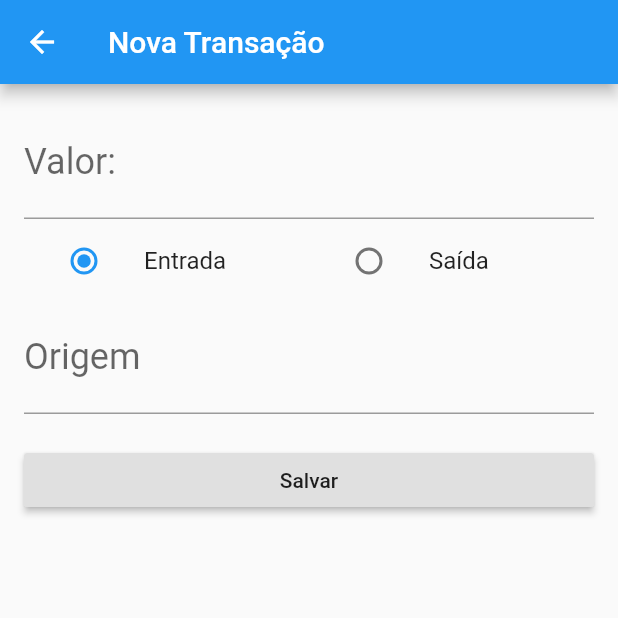
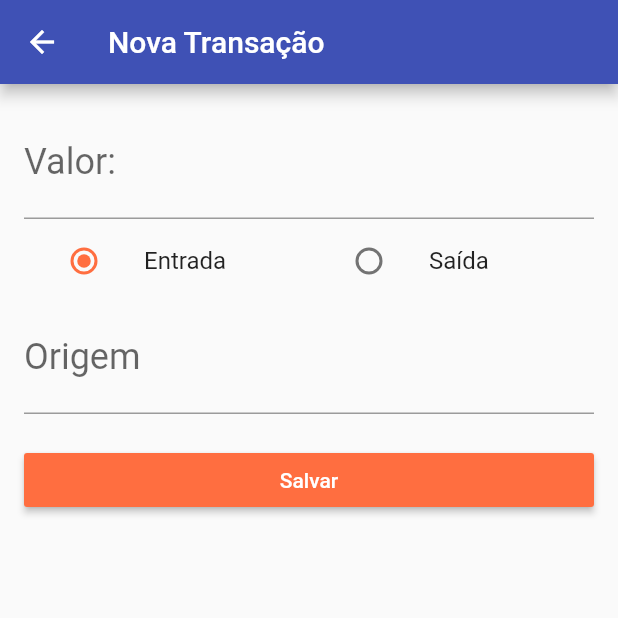
Before and after one commit to gabrielbmoro/pocketWalletApp, a Flutter app: the screen it shows after launch, after a tap on the "add" icon, on a phone screen of 412 x 824 dp, the top half of it. Run offline on Flutter 3.47's test engine with Material 2 defaults, Android fonts, the phone set to English and light mode, and no system bars; our stand-ins replace sqflite; accounts and stored records are empty.

Commit message:
Adding new colors

```diff
--- a/lib/main.dart
+++ b/lib/main.dart
@@ -20,7 +20,8 @@ class WalletPocketApp extends StatelessWidget {
         // or simply save your changes to "hot reload" in a Flutter IDE).
         // Notice that the counter didn't reset back to zero; the application
         // is not restarted.
-        primarySwatch: Colors.blue,
+        primaryColor: Colors.indigo,
+        accentColor: Colors.deepOrangeAccent,
       ),
       home: HomePage(),
     );
--- a/lib/presentation/transactionform/transaction_form.dart
+++ b/lib/presentation/transactionform/transaction_form.dart
@@ -46,43 +46,14 @@ class _NewTransactionState extends State<NewTransaction> {
                   fontSize: 24,
                 ),
               ),
-              Row(
-                children: <Widget>[
-                  Expanded(
-                    child: ListTile(
-                      title: const Text(INCOME),
-                      leading: Radio(
-                        value: TransactionType.INCOME,
-                        groupValue: _type,
-                        onChanged: (TransactionType value) {
-                          setState(() {
-                            _type = value;
-                          });
-                        },
-                      ),
-                    ),
-                  ),
-                  Expanded(
-                    child: ListTile(
-                      title: const Text(EXPENSE),
-                      leading: Radio(
-                        value: TransactionType.EXPENSE,
-                        groupValue: _type,
-                        onChanged: (TransactionType value) {
-                          setState(() {
-                            _type = value;
-                          });
-                        },
-                      ),
-                    ),
-                  ),
-                ],
-              ),
+              _buildTransactionTypes(),
               _buildPanelAccordingToTransactionType(),
               Padding(
                 padding: const EdgeInsets.only(top: 20.0),
                 child: RaisedButton(
                   onPressed: () => {submitForm()},
+                  color: Colors.deepOrangeAccent,
+                  textColor: Colors.white,
                   child: Text(SAVE),
                 ),
               ),
@@ -125,6 +96,41 @@ class _NewTransactionState extends State<NewTransaction> {
     }
   }
 
+  Widget _buildTransactionTypes() {
+    return Row(
+      children: <Widget>[
+        Expanded(
+          child: ListTile(
+            title: const Text(INCOME),
+            leading: Radio(
+              value: TransactionType.INCOME,
+              groupValue: _type,
+              onChanged: (TransactionType value) {
+                setState(() {
+                  _type = value;
+                });
+              },
+            ),
+          ),
+        ),
+        Expanded(
+          child: ListTile(
+            title: const Text(EXPENSE),
+            leading: Radio(
+              value: TransactionType.EXPENSE,
+              groupValue: _type,
+              onChanged: (TransactionType value) {
+                setState(() {
+                  _type = value;
+                });
+              },
+            ),
+          ),
+        ),
+      ],
+    );
+  }
+
   Widget _buildPanelAccordingToTransactionType() {
     switch (_type) {
       case TransactionType.EXPENSE:
```
